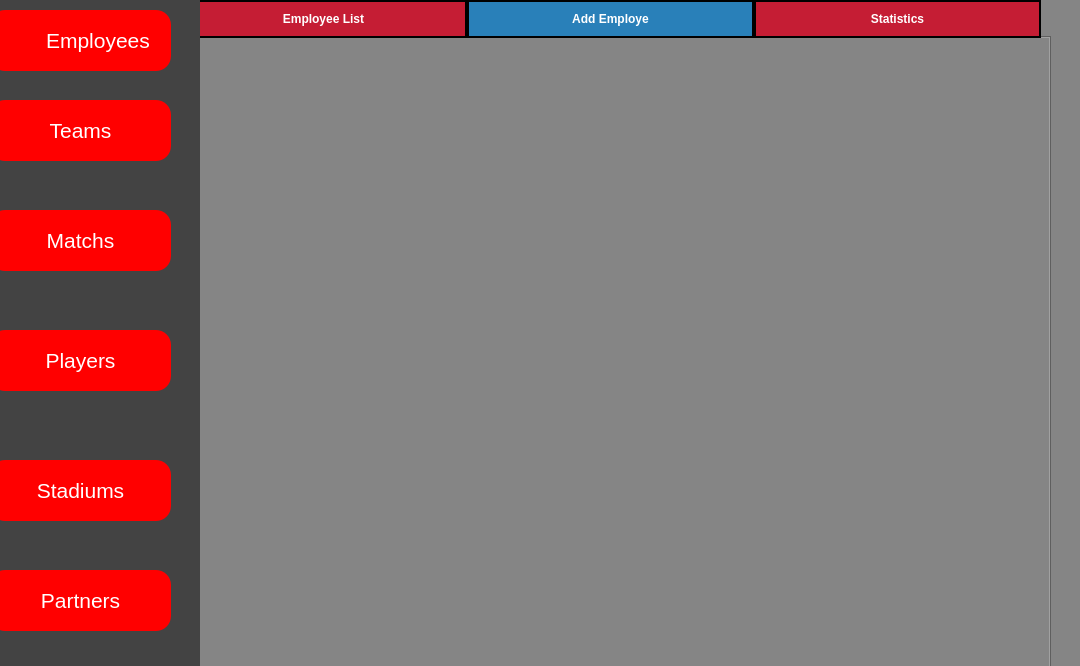
Projetcpp-2A11/LeagueManagementStudio, file employeepage.ui: the form before one commit.
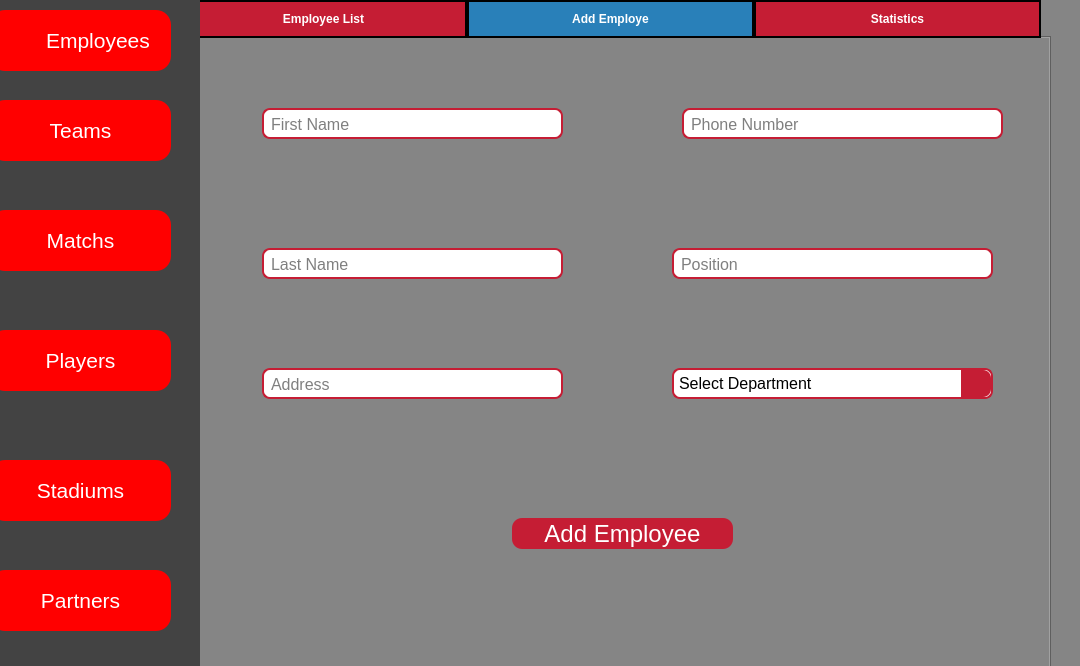
The form after the commit. The open tabs and pages were chosen to show the change. Icons and pictures are not drawn.

Commit message: Add employee page

```diff
--- a/employeepage.ui
+++ b/employeepage.ui
@@ -729,6 +729,325 @@
        <attribute name="title">
         <string>Add Employe</string>
        </attribute>
+       <widget class="QLineEdit" name="firstName">
+        <property name="geometry">
+         <rect>
+          <x>80</x>
+          <y>70</y>
+          <width>301</width>
+          <height>31</height>
+         </rect>
+        </property>
+        <property name="font">
+         <font>
+          <family>Arial</family>
+          <pointsize>-1</pointsize>
+         </font>
+        </property>
+        <property name="styleSheet">
+         <string notr="true">QLineEdit {
+    background-color: white;
+    border: 2px solid #C51D34;
+    border-radius: 8px;
+    padding: 5px;
+    color: black;
+    font-size: 16px;
+}
+
+/* Hover effect */
+QLineEdit:hover {
+    border-color: #ff3347;
+}
+
+/* Focus effect */
+QLineEdit:focus {
+    border-color: #ff0004;
+    box-shadow: none; /* Qt stylesheets do not support box-shadow */
+}
+</string>
+        </property>
+        <property name="text">
+         <string/>
+        </property>
+        <property name="placeholderText">
+         <string>First Name</string>
+        </property>
+       </widget>
+       <widget class="QLineEdit" name="lastName">
+        <property name="geometry">
+         <rect>
+          <x>80</x>
+          <y>210</y>
+          <width>301</width>
+          <height>31</height>
+         </rect>
+        </property>
+        <property name="font">
+         <font>
+          <family>Arial</family>
+          <pointsize>-1</pointsize>
+         </font>
+        </property>
+        <property name="styleSheet">
+         <string notr="true">QLineEdit {
+    background-color: white;
+    border: 2px solid #C51D34;
+    border-radius: 8px;
+    padding: 5px;
+    color: black;
+    font-size: 16px;
+}
+
+/* Hover effect */
+QLineEdit:hover {
+    border-color: #ff3347;
+}
+
+/* Focus effect */
+QLineEdit:focus {
+    border-color: #ff0004;
+    box-shadow: none; /* Qt stylesheets do not support box-shadow */
+}
+</string>
+        </property>
+        <property name="placeholderText">
+         <string>Last Name</string>
+        </property>
+       </widget>
+       <widget class="QLineEdit" name="adress">
+        <property name="geometry">
+         <rect>
+          <x>80</x>
+          <y>330</y>
+          <width>301</width>
+          <height>31</height>
+         </rect>
+        </property>
+        <property name="font">
+         <font>
+          <family>Arial</family>
+          <pointsize>-1</pointsize>
+         </font>
+        </property>
+        <property name="styleSheet">
+         <string notr="true">QLineEdit {
+    background-color: white;
+    border: 2px solid #C51D34;
+    border-radius: 8px;
+    padding: 5px;
+    color: black;
+    font-size: 16px;
+}
+
+/* Hover effect */
+QLineEdit:hover {
+    border-color: #ff3347;
+}
+
+/* Focus effect */
+QLineEdit:focus {
+    border-color: #ff0004;
+    box-shadow: none; /* Qt stylesheets do not support box-shadow */
+}
+</string>
+        </property>
+        <property name="placeholderText">
+         <string>Address</string>
+        </property>
+       </widget>
+       <widget class="QLineEdit" name="numTlf">
+        <property name="geometry">
+         <rect>
+          <x>500</x>
+          <y>70</y>
+          <width>321</width>
+          <height>31</height>
+         </rect>
+        </property>
+        <property name="font">
+         <font>
+          <family>Arial</family>
+          <pointsize>-1</pointsize>
+         </font>
+        </property>
+        <property name="styleSheet">
+         <string notr="true">QLineEdit {
+    background-color: white;
+    border: 2px solid #C51D34;
+    border-radius: 8px;
+    padding: 5px;
+    color: black;
+    font-size: 16px;
+}
+
+/* Hover effect */
+QLineEdit:hover {
+    border-color: #ff3347;
+}
+
+/* Focus effect */
+QLineEdit:focus {
+    border-color: #ff0004;
+    box-shadow: none; /* Qt stylesheets do not support box-shadow */
+}
+</string>
+        </property>
+        <property name="placeholderText">
+         <string>Phone Number</string>
+        </property>
+       </widget>
+       <widget class="QComboBox" name="department">
+        <property name="geometry">
+         <rect>
+          <x>490</x>
+          <y>330</y>
+          <width>321</width>
+          <height>31</height>
+         </rect>
+        </property>
+        <property name="styleSheet">
+         <string notr="true">QComboBox {
+    background-color: white;
+    border: 2px solid #C51D34;
+    border-radius: 8px;
+    padding: 5px;
+    color: black;
+    font-size: 16px;
+    selection-background-color: #C51D34;
+}
+
+/* Drop-down arrow area */
+QComboBox::drop-down {
+    border: none;
+    width: 30px;
+    background-color: #C51D34;
+    border-top-right-radius: 8px;
+    border-bottom-right-radius: 8px;
+}
+
+/* When the combo box is hovered */
+QComboBox:hover {
+    border-color: #ff3347;
+}
+
+/* When the combo box is focused */
+QComboBox:focus {
+    border-color: #ff0004;
+}
+
+/* Style for the dropdown list */
+QComboBox QAbstractItemView {
+    background-color: white;
+    border: 2px solid #C51D34;
+    selection-background-color: #ff0004;
+    selection-color: white;
+    border-radius: 8px;
+	color:black;
+}
+
+</string>
+        </property>
+        <item>
+         <property name="text">
+          <string>Select Department</string>
+         </property>
+        </item>
+        <item>
+         <property name="text">
+          <string>Human resources</string>
+         </property>
+        </item>
+        <item>
+         <property name="text">
+          <string>Federation</string>
+         </property>
+        </item>
+        <item>
+         <property name="text">
+          <string>Municipality</string>
+         </property>
+        </item>
+        <item>
+         <property name="text">
+          <string/>
+         </property>
+        </item>
+       </widget>
+       <widget class="QLineEdit" name="poste">
+        <property name="geometry">
+         <rect>
+          <x>490</x>
+          <y>210</y>
+          <width>321</width>
+          <height>31</height>
+         </rect>
+        </property>
+        <property name="font">
+         <font>
+          <family>Arial</family>
+          <pointsize>-1</pointsize>
+         </font>
+        </property>
+        <property name="styleSheet">
+         <string notr="true">QLineEdit {
+    background-color: white;
+    border: 2px solid #C51D34;
+    border-radius: 8px;
+    padding: 5px;
+    color: black;
+    font-size: 16px;
+}
+
+/* Hover effect */
+QLineEdit:hover {
+    border-color: #ff3347;
+}
+
+/* Focus effect */
+QLineEdit:focus {
+    border-color: #ff0004;
+    box-shadow: none; /* Qt stylesheets do not support box-shadow */
+}
+</string>
+        </property>
+        <property name="placeholderText">
+         <string>Position</string>
+        </property>
+       </widget>
+       <widget class="QPushButton" name="addEmployeeButton">
+        <property name="geometry">
+         <rect>
+          <x>330</x>
+          <y>480</y>
+          <width>221</width>
+          <height>31</height>
+         </rect>
+        </property>
+        <property name="font">
+         <font>
+          <pointsize>18</pointsize>
+         </font>
+        </property>
+        <property name="cursor">
+         <cursorShape>PointingHandCursor</cursorShape>
+        </property>
+        <property name="styleSheet">
+         <string notr="true">QPushButton {
+background-color:#C51D34;
+border-radius:10px;
+color:white;
+}
+QPushButton:hover {
+    background-color: blue; 
+}</string>
+        </property>
+        <property name="text">
+         <string>Add Employee</string>
+        </property>
+        <property name="icon">
+         <iconset theme="QIcon::ThemeIcon::ListAdd"/>
+        </property>
+       </widget>
       </widget>
       <widget class="QWidget" name="tab_3">
        <attribute name="title">
```
Left out of the diff: 37 changed lines with no effect on the pictures. The commit also changes 17 other files.
